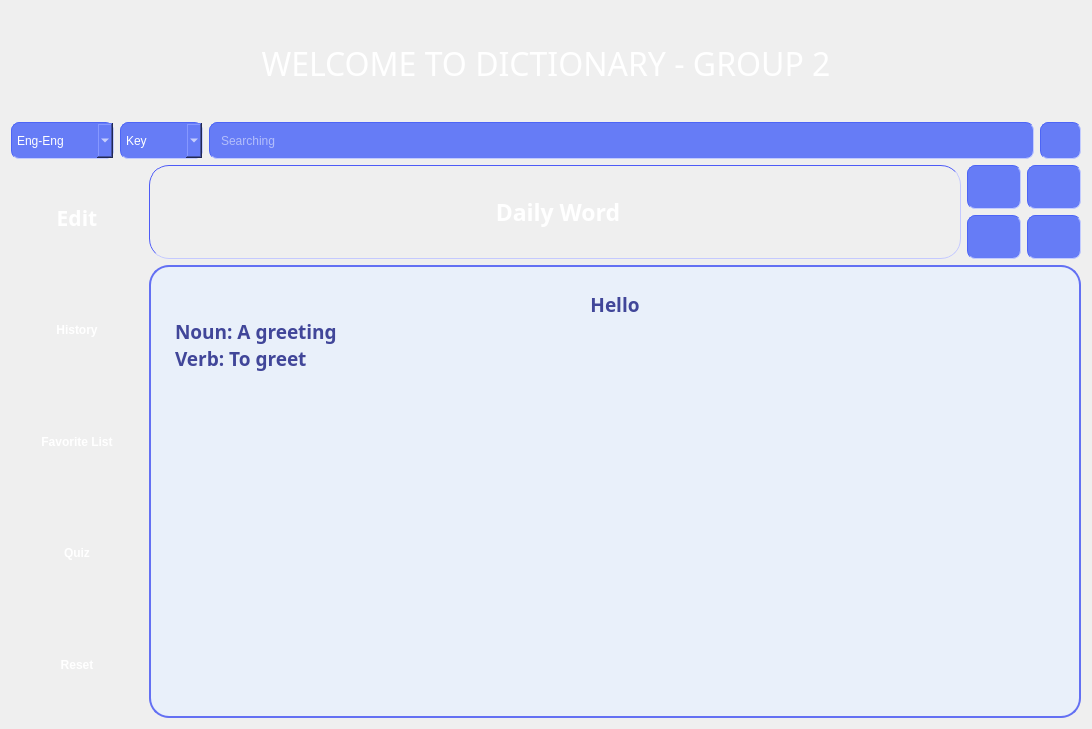
The window that homescreen.ui (OHonSam/CS163_Group2_Dictionary) describes before a commit, drawn with Qt 5.
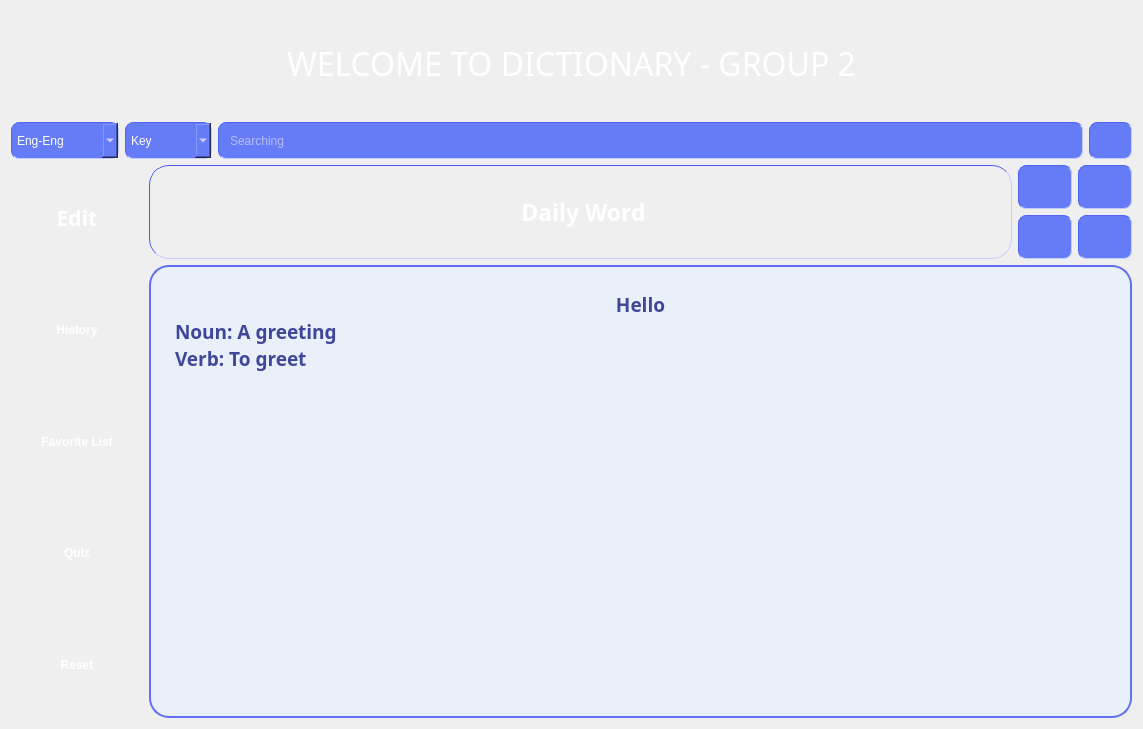
The same window after the commit. Icons and pictures are not drawn.

```diff
--- a/homescreen.ui
+++ b/homescreen.ui
@@ -6,7 +6,7 @@
    <rect>
     <x>0</x>
     <y>0</y>
-    <width>1092</width>
+    <width>1143</width>
     <height>729</height>
    </rect>
   </property>
```
